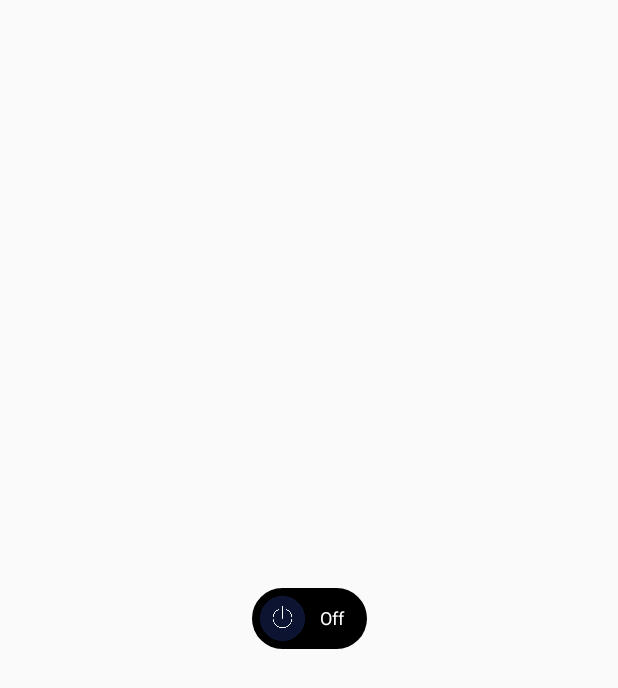
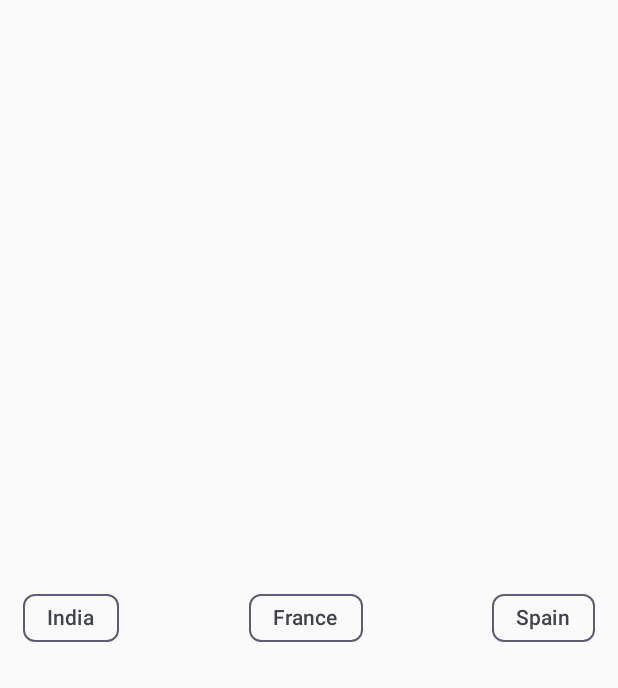
Before and after one commit to mansukh1990/JetpackComposeComponent, an Android app built with Jetpack Compose: the screen it shows after launch (CommonActivity), on a phone screen of 412 x 824 dp. Shown: the top 688 px of the screen. Run offline under Robolectric (Android 15) with nearby library versions, the phone set to English and light mode, and no system bars; our stand-ins replace Dagger/Hilt's generated code.

Commit message:
07-01-2025 - SuggestionChipsLayout

```diff
--- a/app/src/main/java/com/example/jetpackcopmmposecomponent/CommonActivity.kt
+++ b/app/src/main/java/com/example/jetpackcopmmposecomponent/CommonActivity.kt
@@ -5,6 +5,7 @@ import androidx.activity.ComponentActivity
 import androidx.activity.compose.setContent
 import com.example.jetpackcopmmposecomponent.component.CustomTitleBar.CustomTitleBar
 import com.example.jetpackcopmmposecomponent.component.CustomToggleButton.CustomToggleButton
+import com.example.jetpackcopmmposecomponent.component.SuggestionChips.SuggestionChipsLayout
 import com.example.jetpackcopmmposecomponent.ui.theme.JetpackCopmmposeComponentTheme
 
 class CommonActivity : ComponentActivity() {
@@ -23,7 +24,9 @@ class CommonActivity : ComponentActivity() {
                 //CreateChainExample()
                 //  ParentContent()
               //  CustomTitleBar()
-                CustomToggleButton()
+                //CustomToggleButton()
+
+                SuggestionChipsLayout()
             }
         }
     }
--- /dev/null
+++ b/app/src/main/java/com/example/jetpackcopmmposecomponent/component/SuggestionChips/SuggestionChips.kt
@@ -0,0 +1,84 @@
+package com.example.jetpackcopmmposecomponent.component.SuggestionChips
+
+import androidx.compose.foundation.BorderStroke
+import androidx.compose.foundation.layout.Arrangement
+import androidx.compose.foundation.layout.Column
+import androidx.compose.foundation.layout.Row
+import androidx.compose.foundation.layout.fillMaxSize
+import androidx.compose.foundation.layout.padding
+import androidx.compose.foundation.shape.RoundedCornerShape
+import androidx.compose.material3.SuggestionChip
+import androidx.compose.material3.SuggestionChipDefaults
+import androidx.compose.material3.Text
+import androidx.compose.runtime.Composable
+import androidx.compose.runtime.getValue
+import androidx.compose.runtime.mutableStateOf
+import androidx.compose.runtime.remember
+import androidx.compose.runtime.setValue
+import androidx.compose.ui.Alignment
+import androidx.compose.ui.Modifier
+import androidx.compose.ui.graphics.Color
+import androidx.compose.ui.unit.dp
+import com.example.jetpackcopmmposecomponent.ui.theme.Purple80
+import com.example.jetpackcopmmposecomponent.ui.theme.PurpleGrey40
+
+@Composable
+fun SuggestionChipsLayout() {
+
+    val chipsData by remember { mutableStateOf(listOf("India", "France", "Spain")) }
+    var chipState by remember { mutableStateOf("") }
+
+    Column(
+        modifier = Modifier
+            .fillMaxSize(),
+        horizontalAlignment = Alignment.CenterHorizontally,
+        verticalArrangement = Arrangement.Center
+    ) {
+        Row(
+            modifier = Modifier
+                .fillMaxSize()
+                .padding(horizontal = 15.dp),
+            horizontalArrangement = Arrangement.SpaceBetween,
+            verticalAlignment = Alignment.CenterVertically
+        ) {
+            chipsData.forEach {
+                SuggestionChipEachRow(
+                    label = it,
+                    selected = it == chipState
+                ) { chip ->
+                    chipState = chip
+                }
+            }
+
+        }
+
+    }
+
+}
+
+@Composable
+fun SuggestionChipEachRow(
+    label: String,
+    selected: Boolean,
+    onChipChange: (String) -> Unit
+) {
+
+    SuggestionChip(
+        onClick = {
+            if (!selected)
+                onChipChange(label)
+            else
+                onChipChange("")
+        },
+        label = {
+            Text(text = label)
+        },
+        shape = RoundedCornerShape(8.dp),
+        colors = SuggestionChipDefaults.suggestionChipColors(
+            containerColor = if (selected) Purple80 else Color.Transparent
+        ),
+        border = BorderStroke(1.dp, if (selected) Color.Transparent else PurpleGrey40),
+
+        )
+
+}
```
